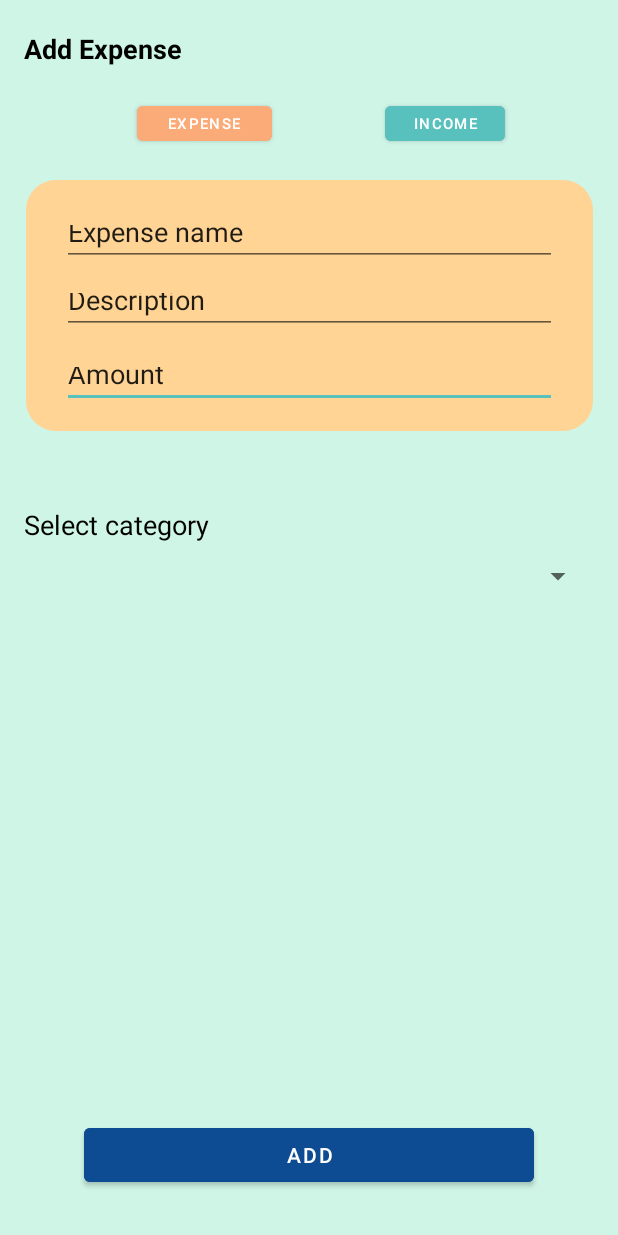
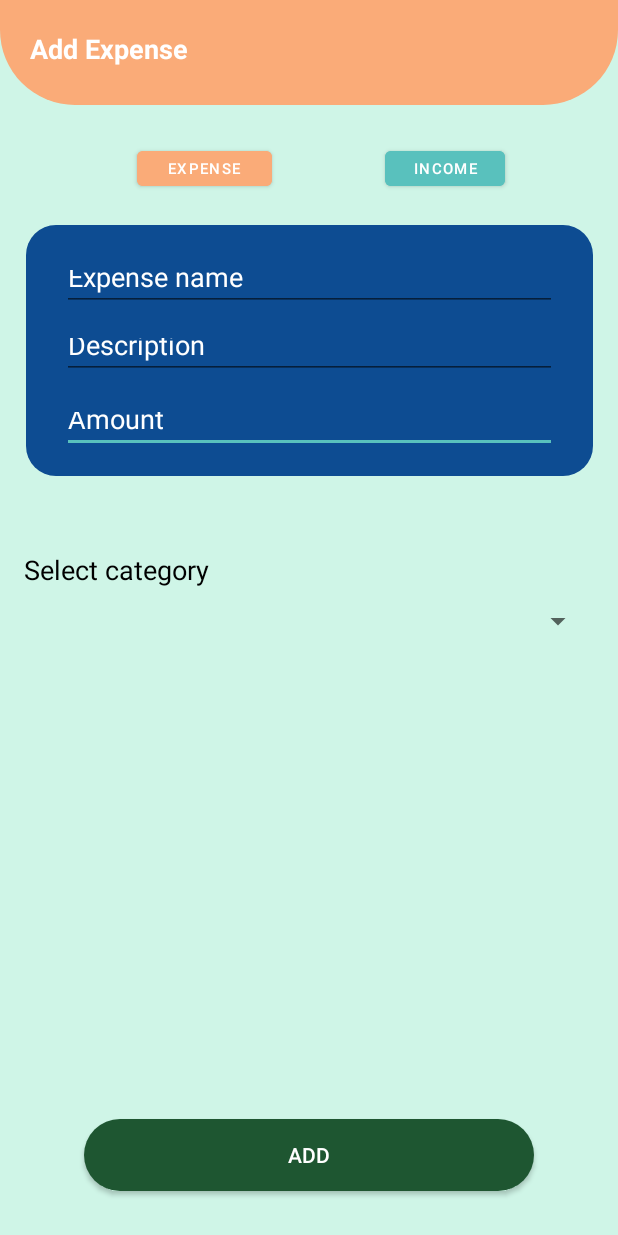
Before and after one commit to it21303302b/MADD_project_SmartSpend, an Android app: the AddExpences screen opened directly, with no data from a screen before it, on a phone screen of 412 x 824 dp. Run offline under Robolectric (Android 15) with nearby library versions, the phone set to English and light mode, and no system bars.

Commit message:
11th update(UI update final)

```diff
--- /dev/null
+++ b/app/src/main/res/drawable/head_back.xml
@@ -0,0 +1,7 @@
+<?xml version="1.0" encoding="utf-8"?>
+<shape xmlns:android="http://schemas.android.com/apk/res/android">
+    <solid android:color="@color/orange"/>
+    <corners
+        android:bottomRightRadius="50dp"
+        android:bottomLeftRadius="50dp" />
+</shape>
--- /dev/null
+++ b/app/src/main/res/drawable/round_btn.xml
@@ -0,0 +1,5 @@
+<?xml version="1.0" encoding="utf-8"?>
+<shape xmlns:android="http://schemas.android.com/apk/res/android">
+    <corners android:radius="100dp" />
+    <solid android:color="@color/green" />
+</shape>
--- a/app/src/main/res/drawable/round_co.xml
+++ b/app/src/main/res/drawable/round_co.xml
@@ -1,6 +1,7 @@
 <?xml version="1.0" encoding="utf-8"?>
 <shape xmlns:android="http://schemas.android.com/apk/res/android">
 <solid android:color="@color/Blue"/>
+
     <corners
         android:topRightRadius="20dp"
         android:topLeftRadius="20dp"
--- a/app/src/main/res/layout/activity_add_expences.xml
+++ b/app/src/main/res/layout/activity_add_expences.xml
@@ -7,14 +7,25 @@
     android:background="@color/subtle_mint"
     tools:context=".AddExpences">
 
+    <com.google.android.material.appbar.MaterialToolbar
+        android:id="@+id/materialToolbar6"
+        android:layout_width="match_parent"
+        android:layout_height="70dp"
+        android:background="@drawable/head_back"
+        android:minHeight="?attr/actionBarSize"
+        android:theme="?attr/actionBarTheme"
+        app:layout_constraintEnd_toEndOf="parent"
+        app:layout_constraintStart_toStartOf="parent"
+        app:layout_constraintTop_toTopOf="parent" />
+
     <TextView
         android:id="@+id/textView11"
         android:layout_width="wrap_content"
         android:layout_height="wrap_content"
-        android:layout_marginStart="16dp"
+        android:layout_marginStart="20dp"
         android:layout_marginTop="20dp"
         android:text="@string/TV_addexpense"
-        android:textColor="@color/black"
+        android:textColor="@color/white"
         android:textSize="@dimen/button_H2textsize"
         android:textStyle="bold"
         app:layout_constraintStart_toStartOf="parent"
@@ -25,7 +36,7 @@
         android:layout_width="90dp"
         android:layout_height="35dp"
         android:layout_marginStart="16dp"
-        android:layout_marginTop="20dp"
+        android:layout_marginTop="50dp"
         android:backgroundTint="@color/orange"
         android:text="@string/btn_exp"
         android:textSize="@dimen/button_textsize"
@@ -53,7 +64,7 @@
         android:layout_marginStart="16dp"
         android:layout_marginTop="20dp"
         android:layout_marginEnd="16dp"
-        android:background="@drawable/round_co2"
+        android:background="@drawable/round_co"
         android:minHeight="?attr/actionBarSize"
         android:theme="?attr/actionBarTheme"
         app:layout_constraintEnd_toEndOf="parent"
@@ -71,7 +82,8 @@
         android:text="@string/edt_amount"
         app:layout_constraintEnd_toEndOf="@+id/materialToolbar"
         app:layout_constraintStart_toStartOf="@+id/materialToolbar"
-        app:layout_constraintTop_toBottomOf="@+id/editTextTextPersonName2" />
+        app:layout_constraintTop_toBottomOf="@+id/editTextTextPersonName2"
+        android:textColor="@color/white"/>
 
     <EditText
         android:id="@+id/editTextTextPersonName"
@@ -83,7 +95,8 @@
         android:text="@string/edt_expname"
         app:layout_constraintEnd_toEndOf="@+id/materialToolbar"
         app:layout_constraintStart_toStartOf="@+id/materialToolbar"
-        app:layout_constraintTop_toTopOf="@+id/materialToolbar" />
+        app:layout_constraintTop_toTopOf="@+id/materialToolbar"
+        android:textColor="@color/white"/>
 
     <EditText
         android:id="@+id/editTextTextPersonName2"
@@ -95,7 +108,8 @@
         android:text="@string/edt_description"
         app:layout_constraintEnd_toEndOf="@+id/materialToolbar"
         app:layout_constraintStart_toStartOf="@+id/materialToolbar"
-        app:layout_constraintTop_toBottomOf="@+id/editTextTextPersonName" />
+        app:layout_constraintTop_toBottomOf="@+id/editTextTextPersonName"
+        android:textColor="@color/white" />
 
     <TextView
         android:id="@+id/textView13"
@@ -120,18 +134,20 @@
         app:layout_constraintStart_toStartOf="parent"
         app:layout_constraintTop_toBottomOf="@+id/textView13" />
 
-    <Button
+    <androidx.appcompat.widget.AppCompatButton
         android:id="@+id/button7"
         android:layout_width="300dp"
         android:layout_height="wrap_content"
         android:layout_marginStart="16dp"
         android:layout_marginEnd="16dp"
         android:layout_marginBottom="30dp"
-        android:backgroundTint="@color/Blue"
         android:text="@string/btn_addexp"
         app:layout_constraintBottom_toBottomOf="parent"
         app:layout_constraintEnd_toEndOf="parent"
-        app:layout_constraintStart_toStartOf="parent" />
+        app:layout_constraintStart_toStartOf="parent"
+        android:background="@drawable/round_btn"
+        android:textColor="@color/white"
+        />
 
 
 </androidx.constraintlayout.widget.ConstraintLayout>
--- a/app/src/main/res/values/colors.xml
+++ b/app/src/main/res/values/colors.xml
@@ -8,4 +8,5 @@
     <color name="black">#FF000000</color>
     <color name="white">#FFFFFFFF</color>
     <color name="subtle_orange">#FFD495</color>
+    <color name="green">#1E5631</color>
 </resources>
```
Also changed, not shown: app/src/main/res/layout/activity_add_category.xml (+23 -9 lines), app/src/main/res/layout/activity_add_reminder.xml (+27 -11 lines), app/src/main/res/layout/activity_update_category.xml (+24 -9 lines), app/src/main/res/layout/activity_update_expence.xml (+27 -11 lines), app/src/main/res/layout/activity_update_reminder.xml (+23 -9 lines), app/src/main/res/layout/fragment_categories.xml (+17 -5 lines).
